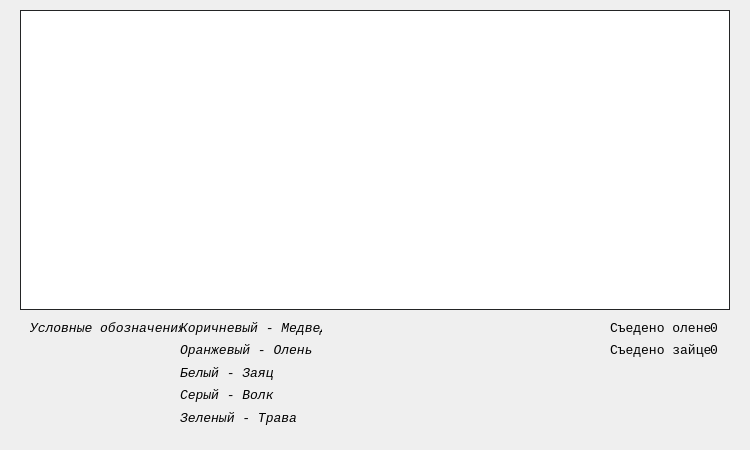
Before: the Qt Designer form mainwindow.ui in tellurixn/Modeling, drawn with Qt 5.
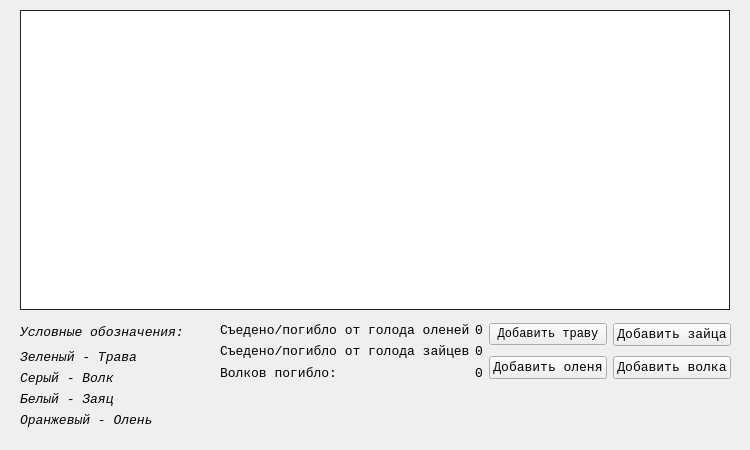
After: the same form once the commit is applied.

```diff
--- a/mainwindow.ui
+++ b/mainwindow.ui
@@ -30,26 +30,6 @@
    <property name="autoFillBackground">
     <bool>false</bool>
    </property>
-   <widget class="QLabel" name="label">
-    <property name="geometry">
-     <rect>
-      <x>30</x>
-      <y>320</y>
-      <width>151</width>
-      <height>16</height>
-     </rect>
-    </property>
-    <property name="font">
-     <font>
-      <family>Consolas</family>
-      <pointsize>10</pointsize>
-      <italic>true</italic>
-     </font>
-    </property>
-    <property name="text">
-     <string>Условные обозначения:</string>
-    </property>
-   </widget>
    <widget class="QGraphicsView" name="graphicsView">
     <property name="geometry">
      <rect>
@@ -114,15 +94,15 @@
    <widget class="QWidget" name="layoutWidget">
     <property name="geometry">
      <rect>
-      <x>180</x>
+      <x>20</x>
       <y>320</y>
-      <width>142</width>
-      <height>106</height>
+      <width>181</width>
+      <height>108</height>
      </rect>
     </property>
-    <layout class="QVBoxLayout" name="verticalLayout">
+    <layout class="QVBoxLayout" name="verticalLayout_4">
      <item>
-      <widget class="QLabel" name="label_2">
+      <widget class="QLabel" name="label">
        <property name="font">
         <font>
          <family>Consolas</family>
@@ -131,120 +111,220 @@
         </font>
        </property>
        <property name="text">
-        <string>Коричневый - Медведь</string>
+        <string>Условные обозначения:</string>
        </property>
       </widget>
      </item>
      <item>
-      <widget class="QLabel" name="label_5">
+      <layout class="QVBoxLayout" name="verticalLayout">
+       <item>
+        <widget class="QLabel" name="label_6">
+         <property name="font">
+          <font>
+           <family>Consolas</family>
+           <pointsize>10</pointsize>
+           <italic>true</italic>
+          </font>
+         </property>
+         <property name="text">
+          <string>Зеленый - Трава</string>
+         </property>
+        </widget>
+       </item>
+       <item>
+        <widget class="QLabel" name="label_3">
+         <property name="font">
+          <font>
+           <family>Consolas</family>
+           <pointsize>10</pointsize>
+           <italic>true</italic>
+          </font>
+         </property>
+         <property name="text">
+          <string>Серый - Волк</string>
+         </property>
+        </widget>
+       </item>
+       <item>
+        <widget class="QLabel" name="label_4">
+         <property name="font">
+          <font>
+           <family>Consolas</family>
+           <pointsize>10</pointsize>
+           <italic>true</italic>
+          </font>
+         </property>
+         <property name="text">
+          <string>Белый - Заяц</string>
+         </property>
+        </widget>
+       </item>
+       <item>
+        <widget class="QLabel" name="label_5">
+         <property name="font">
+          <font>
+           <family>Consolas</family>
+           <pointsize>10</pointsize>
+           <italic>true</italic>
+          </font>
+         </property>
+         <property name="text">
+          <string>Оранжевый - Олень</string>
+         </property>
+        </widget>
+       </item>
+      </layout>
+     </item>
+    </layout>
+   </widget>
+   <widget class="QWidget" name="layoutWidget">
+    <property name="geometry">
+     <rect>
+      <x>220</x>
+      <y>320</y>
+      <width>511</width>
+      <height>64</height>
+     </rect>
+    </property>
+    <layout class="QGridLayout" name="gridLayout">
+     <item row="0" column="0" rowspan="2">
+      <layout class="QVBoxLayout" name="verticalLayout_2">
+       <item>
+        <widget class="QLabel" name="label_7">
+         <property name="font">
+          <font>
+           <family>Consolas</family>
+           <pointsize>10</pointsize>
+           <italic>false</italic>
+          </font>
+         </property>
+         <property name="text">
+          <string>Съедено/погибло от голода оленей:</string>
+         </property>
+        </widget>
+       </item>
+       <item>
+        <widget class="QLabel" name="label_9">
+         <property name="font">
+          <font>
+           <family>Consolas</family>
+           <pointsize>10</pointsize>
+          </font>
+         </property>
+         <property name="text">
+          <string>Съедено/погибло от голода зайцев:</string>
+         </property>
+        </widget>
+       </item>
+       <item>
+        <widget class="QLabel" name="label_8">
+         <property name="font">
+          <font>
+           <family>Consolas</family>
+           <pointsize>10</pointsize>
+          </font>
+         </property>
+         <property name="text">
+          <string>Волков погибло:</string>
+         </property>
+        </widget>
+       </item>
+      </layout>
+     </item>
+     <item row="0" column="1" rowspan="2">
+      <layout class="QVBoxLayout" name="verticalLayout_3">
+       <item>
+        <widget class="QLabel" name="DeerText">
+         <property name="font">
+          <font>
+           <family>Consolas</family>
+           <pointsize>10</pointsize>
+          </font>
+         </property>
+         <property name="text">
+          <string>0</string>
+         </property>
+        </widget>
+       </item>
+       <item>
+        <widget class="QLabel" name="HareText">
+         <property name="font">
+          <font>
+           <family>Consolas</family>
+           <pointsize>10</pointsize>
+          </font>
+         </property>
+         <property name="text">
+          <string>0</string>
+         </property>
+        </widget>
+       </item>
+       <item>
+        <widget class="QLabel" name="WolfText">
+         <property name="font">
+          <font>
+           <family>Consolas</family>
+           <pointsize>10</pointsize>
+          </font>
+         </property>
+         <property name="text">
+          <string>0</string>
+         </property>
+        </widget>
+       </item>
+      </layout>
+     </item>
+     <item row="0" column="2">
+      <widget class="QPushButton" name="addGrassButton">
        <property name="font">
         <font>
          <family>Consolas</family>
-         <pointsize>10</pointsize>
-         <italic>true</italic>
+         <pointsize>9</pointsize>
         </font>
        </property>
        <property name="text">
-        <string>Оранжевый - Олень</string>
+        <string>Добавить траву</string>
        </property>
       </widget>
      </item>
-     <item>
-      <widget class="QLabel" name="label_4">
+     <item row="0" column="3">
+      <widget class="QPushButton" name="addHareButton">
        <property name="font">
         <font>
          <family>Consolas</family>
-         <pointsize>10</pointsize>
-         <italic>true</italic>
         </font>
        </property>
        <property name="text">
-        <string>Белый - Заяц</string>
+        <string>Добавить зайца</string>
        </property>
       </widget>
      </item>
-     <item>
-      <widget class="QLabel" name="label_3">
+     <item row="1" column="2">
+      <widget class="QPushButton" name="addDeerButton">
        <property name="font">
         <font>
          <family>Consolas</family>
-         <pointsize>10</pointsize>
-         <italic>true</italic>
         </font>
        </property>
        <property name="text">
-        <string>Серый - Волк</string>
+        <string>Добавить оленя</string>
        </property>
       </widget>
      </item>
-     <item>
-      <widget class="QLabel" name="label_6">
+     <item row="1" column="3">
+      <widget class="QPushButton" name="addWolfButton">
        <property name="font">
         <font>
          <family>Consolas</family>
-         <pointsize>10</pointsize>
-         <italic>true</italic>
         </font>
        </property>
        <property name="text">
-        <string>Зеленый - Трава</string>
+        <string>Добавить волка</string>
        </property>
       </widget>
      </item>
     </layout>
    </widget>
-   <widget class="QLabel" name="label_7">
-    <property name="geometry">
-     <rect>
-      <x>610</x>
-      <y>320</y>
-      <width>101</width>
-      <height>16</height>
-     </rect>
-    </property>
-    <property name="text">
-     <string>Съедено оленей:</string>
-    </property>
-   </widget>
-   <widget class="QLabel" name="DeerText">
-    <property name="geometry">
-     <rect>
-      <x>710</x>
-      <y>320</y>
-      <width>16</width>
-      <height>16</height>
-     </rect>
-    </property>
-    <property name="text">
-     <string>0</string>
-    </property>
-   </widget>
-   <widget class="QLabel" name="label_9">
-    <property name="geometry">
-     <rect>
-      <x>610</x>
-      <y>340</y>
-      <width>101</width>
-      <height>20</height>
-     </rect>
-    </property>
-    <property name="text">
-     <string>Съедено зайцев:</string>
-    </property>
-   </widget>
-   <widget class="QLabel" name="HareText">
-    <property name="geometry">
-     <rect>
-      <x>710</x>
-      <y>340</y>
-      <width>16</width>
-      <height>21</height>
-     </rect>
-    </property>
-    <property name="text">
-     <string>0</string>
-    </property>
-   </widget>
   </widget>
  </widget>
  <resources/>
```
Left out of the diff: 26 changed lines with no effect on the pictures.
